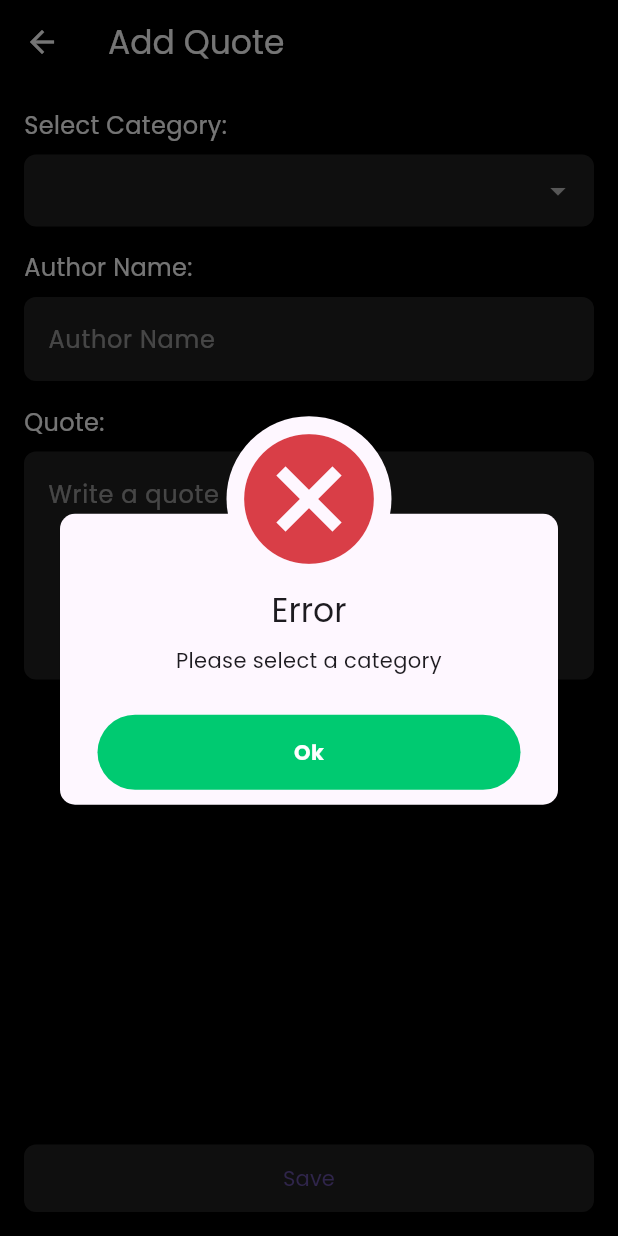
After one commit to Bishnuu72/Flutter-Projects, a Flutter app: the EditQuoteScreen screen opened directly, after a tap on "Save", on a phone screen of 412 x 824 dp. The commit adds this screen. Run offline on Flutter 3.47's test engine with Material 3 defaults, Android fonts, the phone set to English and light mode, and no system bars; our stand-ins replace awesome_dialog, cloud_firestore, dio, firebase_auth, firebase_core, firebase_messaging and 6 more; accounts and stored records are empty.

Commit message:
enhanced screens

```diff
--- a/lib/core/route_config/route_config.dart
+++ b/lib/core/route_config/route_config.dart
@@ -1,8 +1,12 @@
 import 'package:flutter/material.dart';
 import 'package:manshi/core/route_config/routes_name.dart';
+import 'package:manshi/models/health_tip_model.dart';
+import 'package:manshi/models/quote_model.dart';
 import 'package:manshi/screens/admin_screens/admin_dashboard_screen.dart';
 import 'package:manshi/screens/admin_screens/category_screen.dart';
 import 'package:manshi/screens/admin_screens/edit_category_screen.dart';
+import 'package:manshi/screens/admin_screens/edit_health_screen.dart';
+import 'package:manshi/screens/admin_screens/edit_quotes_screen.dart';
 import 'package:manshi/screens/admin_screens/health_tips_screen.dart';
 import 'package:manshi/screens/admin_screens/quote_screen.dart';
 import 'package:manshi/screens/admin_screens/user_list_screen.dart';
@@ -105,11 +109,19 @@ class RouteConfig {
         return MaterialPageRoute(builder: (_) => const NotificationScreen());
 
       case RoutesName.editCategoryScreen:
-      final category = args as CategoryModel;
+        final category = args as CategoryModel;
         return MaterialPageRoute(builder: (_) => EditCategoryScreen(category: category));
 
+      case RoutesName.editHealthTipsScreen:
+        final healthTip = args as HealthTipModel;
+        return MaterialPageRoute(builder: (_) => EditHealthTipsScreen(healthTip: healthTip));
 
-    case RoutesName.defaultScreen:
+      case RoutesName.editQuoteScreen:
+        final quote = args as QuoteModel;
+        return MaterialPageRoute(builder: (_) => EditQuoteScreen(quote: quote));
+
+
+      case RoutesName.defaultScreen:
       default:
         return MaterialPageRoute(builder: (_) => const LoginScreen());
     }
--- a/lib/core/route_config/routes_name.dart
+++ b/lib/core/route_config/routes_name.dart
@@ -29,4 +29,6 @@ class RoutesName {
   static const String reminderScreen = '/reminder_screen';
   static const String notificationScreen = '/notification_screen';
   static const String editCategoryScreen = '/edit_category_screen';
+  static const String editHealthTipsScreen = '/edit_health_screen';
+  static const String editQuoteScreen = '/edit_quotes_screen';
 }
--- /dev/null
+++ b/lib/screens/admin_screens/edit_quotes_screen.dart
@@ -0,0 +1,213 @@
+import 'package:flutter/material.dart';
+import 'package:awesome_dialog/awesome_dialog.dart';
+import 'package:manshi/models/quote_model.dart';
+import 'package:manshi/services/firestore_service.dart';
+import 'package:cloud_firestore/cloud_firestore.dart';
+
+
+class EditQuoteScreen extends StatefulWidget {
+  final QuoteModel? quote; // nullable to support create/edit both
+
+  const EditQuoteScreen({super.key, this.quote});
+
+  @override
+  State<EditQuoteScreen> createState() => _EditQuoteScreenState();
+}
+
+class _EditQuoteScreenState extends State<EditQuoteScreen> {
+  String? selectedCategory;
+  List<String> categories = [];
+
+  final TextEditingController _authorController = TextEditingController();
+  final TextEditingController _quoteController = TextEditingController();
+
+  bool isLoading = false;
+
+  @override
+  void initState() {
+    super.initState();
+    _loadCategories();
+    if (widget.quote != null) {
+      selectedCategory = widget.quote!.category;
+      _authorController.text = widget.quote!.author;
+      _quoteController.text = widget.quote!.text;
+    }
+  }
+
+  Future<void> _loadCategories() async {
+    try {
+      final snapshot = await FirebaseFirestore.instance
+          .collection('categories')
+          .where('type', isEqualTo: 'Quotes')
+          .get();
+
+      setState(() {
+        categories = snapshot.docs.map((doc) => doc['name'] as String).toList();
+      });
+    } catch (e) {
+      _showDialog('Error', 'Failed to load categories: $e', DialogType.error);
+    }
+  }
+
+  void _showDialog(String title, String desc, DialogType type, {VoidCallback? onOk}) {
+    if (!mounted) return;
+    AwesomeDialog(
+      context: context,
+      dialogType: type,
+      animType: AnimType.rightSlide,
+      title: title,
+      desc: desc,
+      btnOkOnPress: onOk ?? () {},
+    ).show();
+  }
+
+  Future<void> _saveQuote() async {
+    if (selectedCategory == null) {
+      _showDialog('Error', 'Please select a category', DialogType.error);
+      return;
+    }
+    if (_authorController.text.trim().isEmpty) {
+      _showDialog('Error', 'Please enter author name', DialogType.error);
+      return;
+    }
+    if (_quoteController.text.trim().isEmpty) {
+      _showDialog('Error', 'Please enter a quote', DialogType.error);
+      return;
+    }
+
+    setState(() => isLoading = true);
+
+    try {
+      final now = DateTime.now();
+      final isEditing = widget.quote != null;
+
+      final quote = QuoteModel(
+        id: isEditing ? widget.quote!.id : '', // keep ID if editing
+        text: _quoteController.text.trim(),
+        author: _authorController.text.trim(),
+        category: selectedCategory!,
+        categories: [selectedCategory!],
+        preferences: [selectedCategory!],
+        createdAt: isEditing ? widget.quote!.createdAt : now,
+      );
+
+      if (isEditing) {
+        await FirestoreService.updateQuote(
+          quote.id,
+          {
+            'text': quote.text,
+            'author': quote.author,
+            'category': quote.category,
+            'preferences': quote.preferences,
+            'categories': quote.categories,
+            'createdAt': quote.createdAt,
+          },
+        );
+
+      } else {
+        final docRef = await FirestoreService.createQuote(quote);
+        // Optionally update ID in model if needed
+      }
+
+      if (!mounted) return;
+      _showDialog(
+        'Success',
+        isEditing ? 'Quote updated successfully!' : 'Quote added successfully!',
+        DialogType.success,
+        onOk: () {
+          Navigator.pop(context, true); // pass true to refresh list
+        },
+      );
+    } catch (e) {
+      _showDialog('Error', 'Failed to save quote: $e', DialogType.error);
+    } finally {
+      if (mounted) setState(() => isLoading = false);
+    }
+  }
+
+  @override
+  Widget build(BuildContext context) {
+    final isEditing = widget.quote != null;
+
+    return Scaffold(
+      backgroundColor: Colors.black,
+      appBar: AppBar(
+        backgroundColor: Colors.black,
+        iconTheme: const IconThemeData(color: Colors.white),
+        title: Text(
+          isEditing ? 'Edit Quote' : 'Add Quote',
+          style: const TextStyle(color: Colors.white),
+        ),
+      ),
+      body: Padding(
+        padding: const EdgeInsets.all(16),
+        child: Column(
+          crossAxisAlignment: CrossAxisAlignment.start,
+          children: [
+            const Text('Select Category:', style: TextStyle(color: Colors.white, fontSize: 16)),
+            const SizedBox(height: 8),
+            Container(
+              decoration: BoxDecoration(color: Colors.grey[900], borderRadius: BorderRadius.circular(8)),
+              padding: const EdgeInsets.symmetric(horizontal: 12),
+              child: DropdownButtonFormField<String>(
+                value: selectedCategory,
+                dropdownColor: Colors.grey[900],
+                iconEnabledColor: Colors.white,
+                style: const TextStyle(color: Colors.white),
+                decoration: const InputDecoration(border: InputBorder.none),
+                items: categories.map((cat) {
+                  return DropdownMenuItem(value: cat, child: Text(cat, style: const TextStyle(color: Colors.white)));
+                }).toList(),
+                onChanged: (v) => setState(() => selectedCategory = v),
+              ),
+            ),
+            const SizedBox(height: 16),
+            const Text('Author Name:', style: TextStyle(color: Colors.white, fontSize: 16)),
+            const SizedBox(height: 8),
+            TextField(
+              controller: _authorController,
+              style: const TextStyle(color: Colors.white),
+              decoration: InputDecoration(
+                hintText: 'Author Name',
+                hintStyle: const TextStyle(color: Colors.white54),
+                filled: true,
+                fillColor: Colors.grey[900],
+                border: OutlineInputBorder(borderRadius: BorderRadius.circular(8), borderSide: BorderSide.none),
+              ),
+            ),
+            const SizedBox(height: 16),
+            const Text('Quote:', style: TextStyle(color: Colors.white, fontSize: 16)),
+            const SizedBox(height: 8),
+            TextField(
+              controller: _quoteController,
+              style: const TextStyle(color: Colors.white),
+              maxLines: 5,
+              decoration: InputDecoration(
+                hintText: 'Write a quote',
+                hintStyle: const TextStyle(color: Colors.white54),
+                filled: true,
+                fillColor: Colors.grey[900],
+                border: OutlineInputBorder(borderRadius: BorderRadius.circular(8), borderSide: BorderSide.none),
+              ),
+            ),
+            const Spacer(),
+            SizedBox(
+              width: double.infinity,
+              height: 45,
+              child: ElevatedButton(
+                style: ElevatedButton.styleFrom(
+                  backgroundColor: Colors.grey[900],
+                  shape: RoundedRectangleBorder(borderRadius: BorderRadius.circular(8)),
+                ),
+                onPressed: isLoading ? null : _saveQuote,
+                child: isLoading
+                    ? const CircularProgressIndicator(color: Colors.white)
+                    : Text(isEditing ? 'Update' : 'Save'),
+              ),
+            ),
+          ],
+        ),
+      ),
+    );
+  }
+}
--- a/lib/screens/admin_screens/quote_list_screen.dart
+++ b/lib/screens/admin_screens/quote_list_screen.dart
@@ -62,7 +62,7 @@ class _QuoteListScreenState extends State<QuoteListScreen> {
   void _editQuote(QuoteModel quote) {
     Navigator.pushNamed(
       context,
-      RoutesName.quoteScreen,
+      RoutesName.editQuoteScreen,  // <-- Navigate to Edit screen here
       arguments: quote,
     ).then((_) => loadQuotes());
   }
@@ -80,7 +80,7 @@ class _QuoteListScreenState extends State<QuoteListScreen> {
         actions: [
           IconButton(
             onPressed: () {
-              Navigator.pushNamed(context, RoutesName.quoteScreen)
+              Navigator.pushNamed(context, RoutesName.quoteScreen) // Add new quote
                   .then((_) => loadQuotes());
             },
             icon: const Icon(Icons.add, color: Colors.white),
--- a/lib/screens/register_screen.dart
+++ b/lib/screens/register_screen.dart
@@ -7,7 +7,7 @@ import 'package:flutter_svg/flutter_svg.dart';
 import 'package:manshi/core/route_config/routes_name.dart';
 import 'package:manshi/firebase_auth/auth_service.dart';
 import 'package:manshi/firebase_auth/fcm_services.dart';
-import 'package:manshi/services/firestore_service.dart';
+// import 'package:manshi/services/firestore_service.dart';
 
 class RegisterScreen extends StatefulWidget {
   const RegisterScreen({super.key});
--- a/lib/services/firestore_service.dart
+++ b/lib/services/firestore_service.dart
@@ -255,8 +255,8 @@ class FirestoreService {
     return healthTip.copyWith(id: docRef.id);
   }
 
-  static Future<void> updateHealthTip(String healthTipId, Map<String, dynamic> data) async {
-    await _firestore.collection('healthTips').doc(healthTipId).update(data);
+  static Future<void> updateHealthTip(HealthTipModel healthTip) async {
+    await _firestore.collection('healthTips').doc(healthTip.id).update(healthTip.toMap());
   }
 
   static Future<void> deleteHealthTip(String healthTipId) async {
```
Also changed, not shown: lib/screens/admin_screens/edit_health_screen.dart (added, +160 -0 lines), lib/screens/admin_screens/health_tip_list_screen.dart (+5 -3 lines), lib/screens/admin_screens/edit_health.dart (deleted), lib/screens/admin_screens/edit_quotes.dart (deleted).
